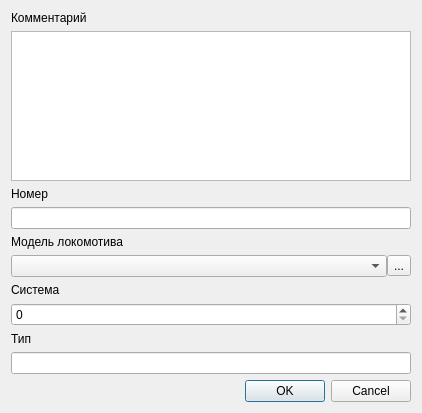
Before: the Qt Designer form uis/add/locomotive_add_dialog.ui in kingograder/locodb, drawn with Qt 5.
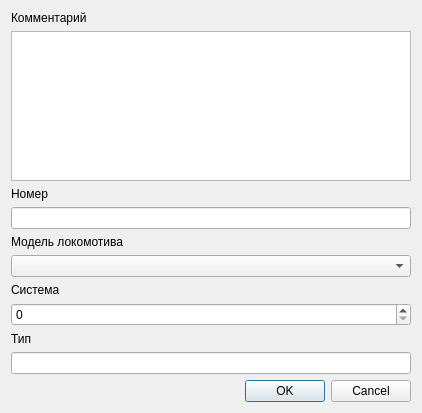
After: the same form once the commit is applied.

```diff
--- a/uis/add/locomotive_add_dialog.ui
+++ b/uis/add/locomotive_add_dialog.ui
@@ -42,21 +42,7 @@
     </widget>
    </item>
    <item>
-    <layout class="QHBoxLayout" name="locomotiveModel_hLayout">
-     <property name="spacing">
-      <number>0</number>
-     </property>
-     <item>
-      <widget class="QComboBox" name="locomotiveModel_comboBox"/>
-     </item>
-     <item>
-      <widget class="QToolButton" name="locomotiveModel_toolButton">
-       <property name="text">
-        <string>...</string>
-       </property>
-      </widget>
-     </item>
-    </layout>
+    <widget class="QComboBox" name="locomotiveModel_comboBox"/>
    </item>
    <item>
     <widget class="QLabel" name="system_label">
```
